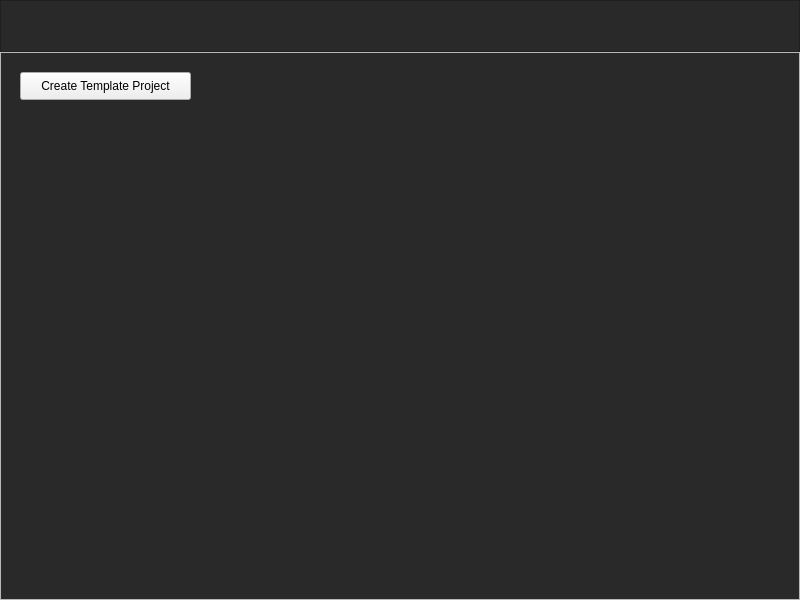
The window that app/design/edit_window.ui (KrazyManJ/templatoron) describes before a commit, drawn with Qt 5.
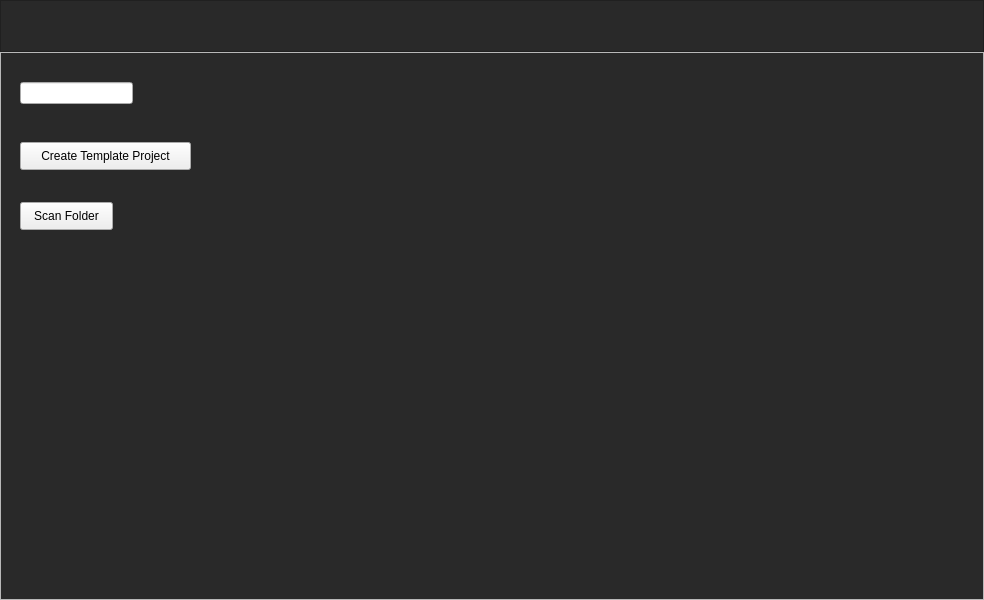
The same window after the commit.

Commit message: Added scan and edit name features to edit window, implemented question for saving or not

```diff
--- a/app/design/edit_window.ui
+++ b/app/design/edit_window.ui
@@ -6,7 +6,7 @@
    <rect>
     <x>0</x>
     <y>0</y>
-    <width>800</width>
+    <width>984</width>
     <height>600</height>
    </rect>
   </property>
@@ -67,7 +67,7 @@
       <property name="geometry">
        <rect>
         <x>20</x>
-        <y>20</y>
+        <y>90</y>
         <width>171</width>
         <height>28</height>
        </rect>
@@ -76,6 +76,29 @@
        <string>Create Template Project</string>
       </property>
      </widget>
+     <widget class="QPushButton" name="ScanFolderButton">
+      <property name="geometry">
+       <rect>
+        <x>20</x>
+        <y>150</y>
+        <width>93</width>
+        <height>28</height>
+       </rect>
+      </property>
+      <property name="text">
+       <string>Scan Folder</string>
+      </property>
+     </widget>
+     <widget class="QLineEdit" name="TemplateNameEdit">
+      <property name="geometry">
+       <rect>
+        <x>20</x>
+        <y>30</y>
+        <width>113</width>
+        <height>22</height>
+       </rect>
+      </property>
+     </widget>
     </widget>
    </item>
   </layout>
```
Left out of the diff: 2 changed lines with no effect on the pictures. The commit also changes 5 other files.
